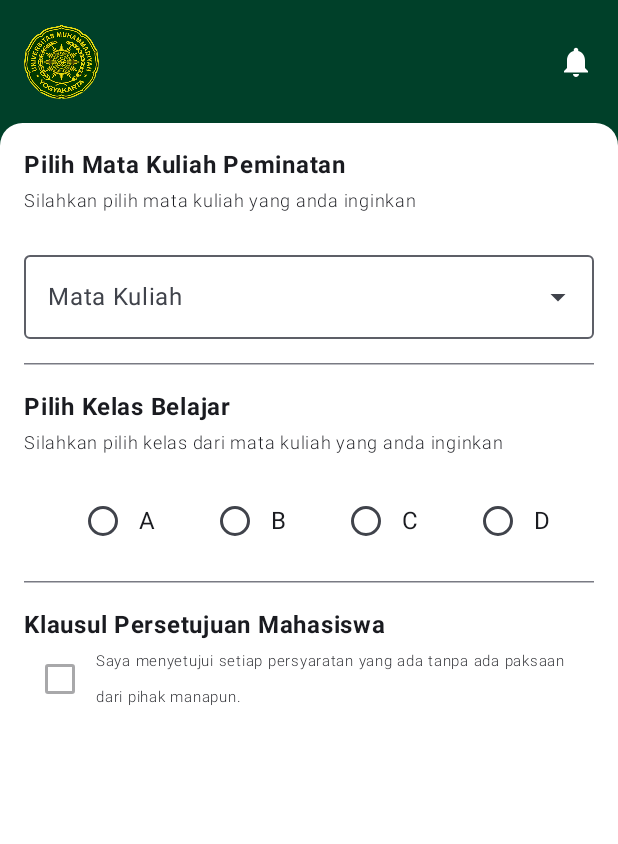
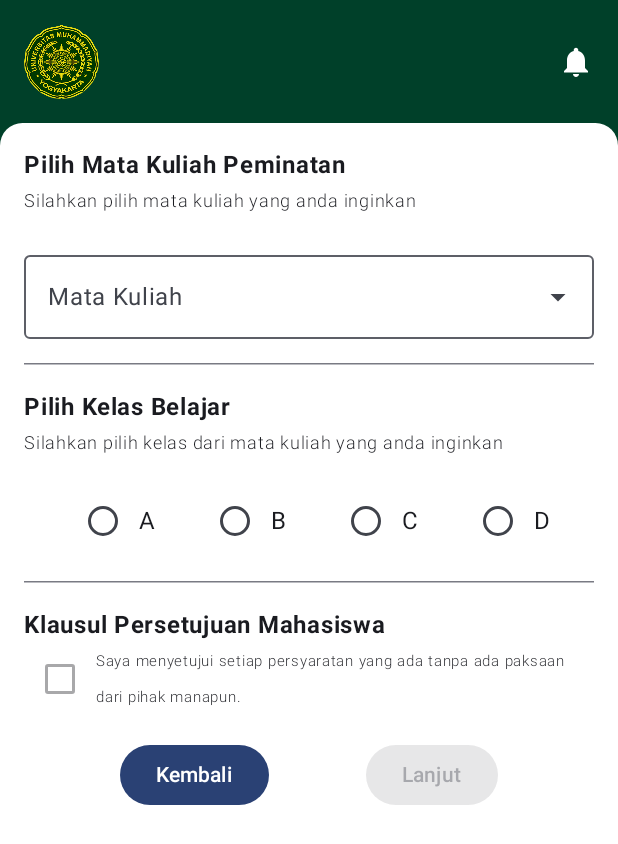
Before and after one commit to MuhSaktiR/Quest6_089, an Android app built with Jetpack Compose: the composable RencanaStudyView shown on its own in the app's theme, on a phone screen of 412 x 824 dp. Shown: the top 844 px of the screen. Run offline under Robolectric (Android 15) with nearby library versions, the phone set to English and light mode, and no system bars.

Commit message:
Menambahkan Row dengan tombol Kembali dan Lanjut

```diff
--- a/app/src/main/java/com/example/activity8/ui/screen/RencanaStudyView.kt
+++ b/app/src/main/java/com/example/activity8/ui/screen/RencanaStudyView.kt
@@ -17,6 +17,7 @@ import androidx.compose.foundation.shape.CircleShape
 import androidx.compose.foundation.shape.RoundedCornerShape
 import androidx.compose.material.icons.Icons
 import androidx.compose.material.icons.filled.Notifications
+import androidx.compose.material3.Button
 import androidx.compose.material3.Checkbox
 import androidx.compose.material3.HorizontalDivider
 import androidx.compose.material3.Icon
@@ -167,6 +168,18 @@ fun RencanaStudyView(
                         fontWeight = FontWeight.Light, fontSize = 10.sp
                     )
                 }
+                Spacer(modifier = Modifier.padding(8.dp))
+                Row(
+                    modifier = Modifier.fillMaxWidth(),
+                    horizontalArrangement = Arrangement.SpaceEvenly
+                ){
+                    Button(onClick = { onBackButtonClicked() }) {
+                        Text(text = "Kembali")
+                    }
+                    Button(onClick = { onSubmitButtonClicked(listData) }, enabled = checked) {
+                        Text(text = "Lanjut")
+                    }
+                }
             }
         }
     }
```
